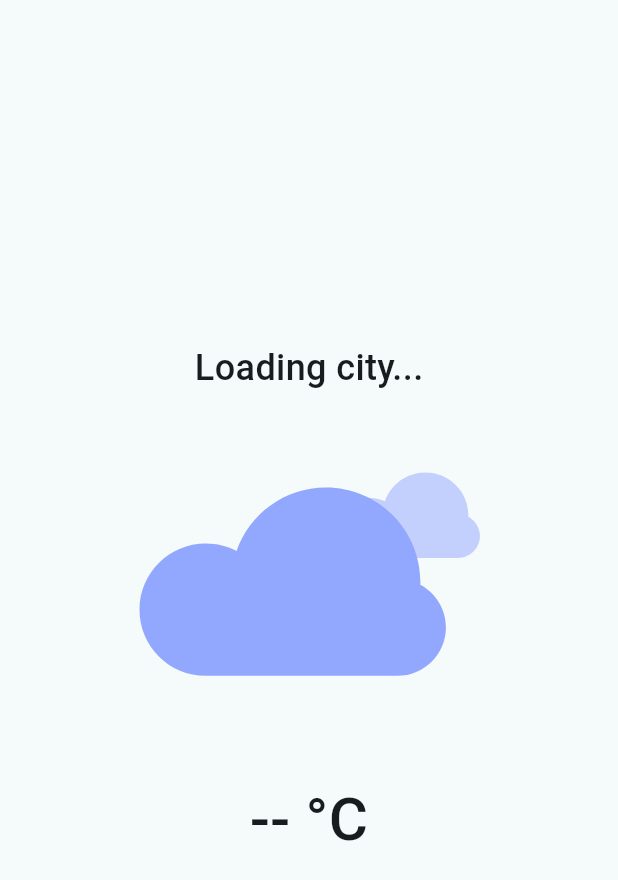
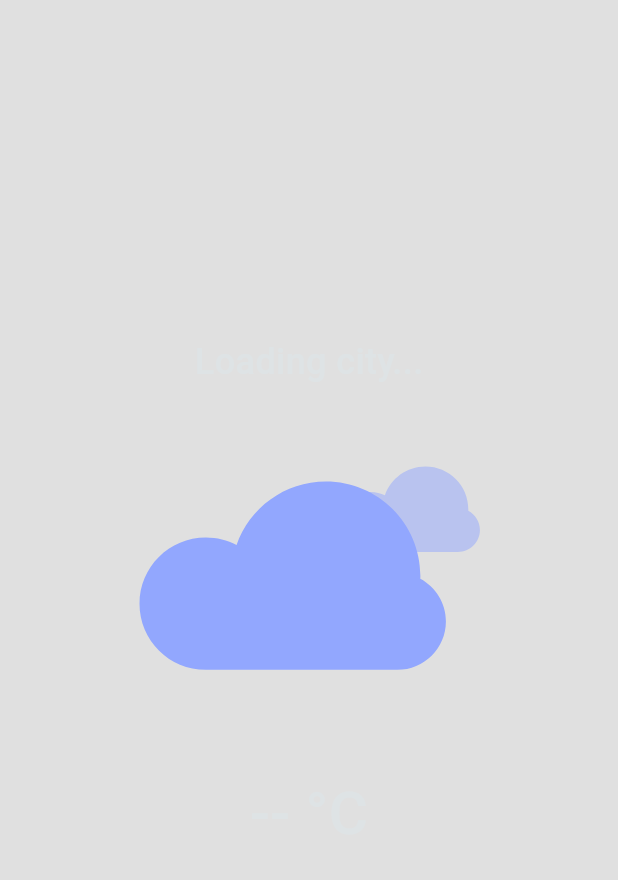
Before and after one commit to CALV26/Weather-App, a Flutter app: the screen it shows after launch, on a phone screen of 412 x 824 dp. Shown: the top 880 px of the screen. Run offline on Flutter 3.47's test engine with Material 3 defaults, Android fonts, the phone set to English and light mode, and no system bars; our stand-ins replace cached_network_image, geocoding, geolocator, lottie.

Commit message:
Fix: Allow Weather.mainCondition to be updated.

```diff
--- a/lib/main.dart
+++ b/lib/main.dart
@@ -1,7 +1,6 @@
 import 'package:flutter/material.dart';
 import 'package:myapp/data/notifiers.dart';
 import 'pages/weather_page.dart';
-
 
 void main() {
   runApp(const MyApp());
@@ -12,19 +11,25 @@ class MyApp extends StatelessWidget {
 
   @override
   Widget build(BuildContext context) {
-
-
     return ValueListenableBuilder(
       valueListenable: mainConditionNotifier,
       builder: (context, mainCondition, child) {
-        final darkConditions = ['rain', 'drizzle', 'shower rain', 'thunderstorm'];
-        final currentBrightness = darkConditions.contains(mainCondition) ? Brightness.dark : Brightness.light;
+        final darkConditions = [
+          'rain',
+          'drizzle',
+          'shower rain',
+          'thunderstorm',
+        ];
+        final currentBrightness =
+            darkConditions.contains(mainCondition)
+                ? Brightness.dark
+                : Brightness.light;
 
         return MaterialApp(
           theme: ThemeData(
             colorScheme: ColorScheme.fromSeed(
               seedColor: Colors.white,
-              brightness: currentBrightness,
+              brightness: Brightness.dark,  //currentBrightness
             ),
           ),
           debugShowCheckedModeBanner: false,
--- /dev/null
+++ b/lib/models/wallpaper_model.dart
@@ -0,0 +1,16 @@
+class Wallpaper {
+  final String imageUrl;
+  final String description;
+
+  Wallpaper({
+    required this.imageUrl,
+    required this.description,
+  });
+
+  factory Wallpaper.fromJson(Map<String, dynamic> json) {
+    return Wallpaper(
+      imageUrl: json['urls']['full'],
+      description: json['alt_description'] ?? json['description'] ?? 'No description available',
+    );
+  }
+}
--- a/lib/models/weather_model.dart
+++ b/lib/models/weather_model.dart
@@ -1,8 +1,7 @@
-
 class Weather {
   final String cityName;
   final double temperature;
-  final String mainCondition;
+  String mainCondition;
 
   Weather({
     required this.cityName,
--- a/lib/pages/weather_page.dart
+++ b/lib/pages/weather_page.dart
@@ -3,6 +3,9 @@ import 'package:lottie/lottie.dart';
 import 'package:myapp/data/notifiers.dart';
 import 'package:myapp/models/weather_model.dart';
 import 'package:myapp/services/weather_service.dart';
+import 'package:myapp/services/wallpaper_service.dart'; // Import WallpaperService
+import 'package:myapp/models/wallpaper_model.dart'; // Import WallpaperModel
+import 'package:cached_network_image/cached_network_image.dart'; // Import CachedNetworkImage
 
 class WeatherPage extends StatefulWidget {
   const WeatherPage({super.key});
@@ -16,6 +19,9 @@ class _WeatherPageState extends State<WeatherPage> {
   final _weatherServices = WeatherService('06541f8c05e1596a2d1a95269abb7301');
   Weather? _weather;
 
+  final _wallpaperService = WallpaperService(); // Instantiate WallpaperService
+  Wallpaper? _wallpaper; // To store the fetched wallpaper
+
   // fetch weather
   _fetchWeather() async {
     // get the current city
@@ -27,9 +33,25 @@ class _WeatherPageState extends State<WeatherPage> {
       setState(() {
         _weather = weather;
       });
+      // Fetch wallpaper after weather is fetched
+      _fetchWallpaper(_weather?.cityName);
     } catch (e) {
       // ignore: avoid_print
       print(e);
+    }
+  }
+
+  // fetch wallpaper
+  _fetchWallpaper(String? condition) async {
+    if (condition == null || condition.isEmpty) return;
+    try {
+      final wallpaper = await _wallpaperService.getWallpaper(condition);
+      setState(() {
+        _wallpaper = wallpaper;
+      });
+    } catch (e) {
+      // ignore: avoid_print
+      print('Error fetching wallpaper: $e');
     }
   }
 
@@ -76,7 +98,36 @@ class _WeatherPageState extends State<WeatherPage> {
         mainConditionNotifier.value = _weather?.mainCondition ?? 'clouds';
 
         return Scaffold(
-          body: Center(
+          body: Stack(
+            // Use Stack to layer widgets
+            children: [
+              // Background Wallpaper
+              _wallpaper != null && _wallpaper!.imageUrl.isNotEmpty
+                  ? Positioned.fill(
+                    child: ColorFiltered(
+                      colorFilter:
+                          const ColorFilter.mode(
+                            Colors.black12,
+                            BlendMode.darken,
+                          ),
+                      child: CachedNetworkImage(
+                        imageUrl: _wallpaper!.imageUrl,
+                        fit: BoxFit.cover,
+                        placeholder:
+                            (context, url) => Container(
+                              color: Colors.grey[300],
+                            ), // Placeholder while loading
+                        errorWidget:
+                            (context, url, error) => Container(
+                              color: Colors.grey[300],
+                            ), // Error placeholder
+                      ),
+                    ),
+                  )
+                  : Container(color: Colors.grey[300]),
+
+              // Weather content
+              Center(
                 child: Column(
                   mainAxisAlignment: MainAxisAlignment.center,
                   children: [
@@ -102,9 +153,14 @@ class _WeatherPageState extends State<WeatherPage> {
                     ),
 
                     // condition
-                Text(_weather?.mainCondition ?? ""),
+                    Text(
+                      _weather?.mainCondition ?? "",
+                      style: const TextStyle(fontSize: 20),
+                    ),
                   ],
                 ),
+              ),
+            ],
           ),
         );
       },
--- /dev/null
+++ b/lib/services/wallpaper_service.dart
@@ -0,0 +1,23 @@
+import 'dart:convert';
+import 'package:http/http.dart' as http;
+import '../models/wallpaper_model.dart';
+
+class WallpaperService {
+  // ignore: constant_identifier_names
+  static const BASE_URL = 'https://api.unsplash.com/photos/random';
+  final String _apiKey = '8sqcdAnXNwoLk0p3RQuw5T_JjiK4cRierYLayID3fCE';
+
+  WallpaperService();
+
+  Future<Wallpaper> getWallpaper(String qry) async {
+    Uri url = Uri.parse('$BASE_URL?query=$qry&orientation=portrait&client_id=$_apiKey');
+
+    final response = await http.get(url);
+
+    if (response.statusCode == 200) {
+      return Wallpaper.fromJson(jsonDecode(response.body));
+    } else {
+      throw Exception('Failed to load wallpaper');
+    }
+  }
+}
--- a/pubspec.yaml
+++ b/pubspec.yaml
@@ -38,6 +38,7 @@ dependencies:
   geolocator: ^11.0.0  # Updated to a version supporting 'accuracy'
   geocoding: ^4.0.0
   lottie: ^3.3.1
+  cached_network_image: ^3.3.1
 
 dev_dependencies:
   flutter_test:
```
Also changed, not shown: pubspec.lock. Lines whose indentation alone changed are shown as unchanged.
